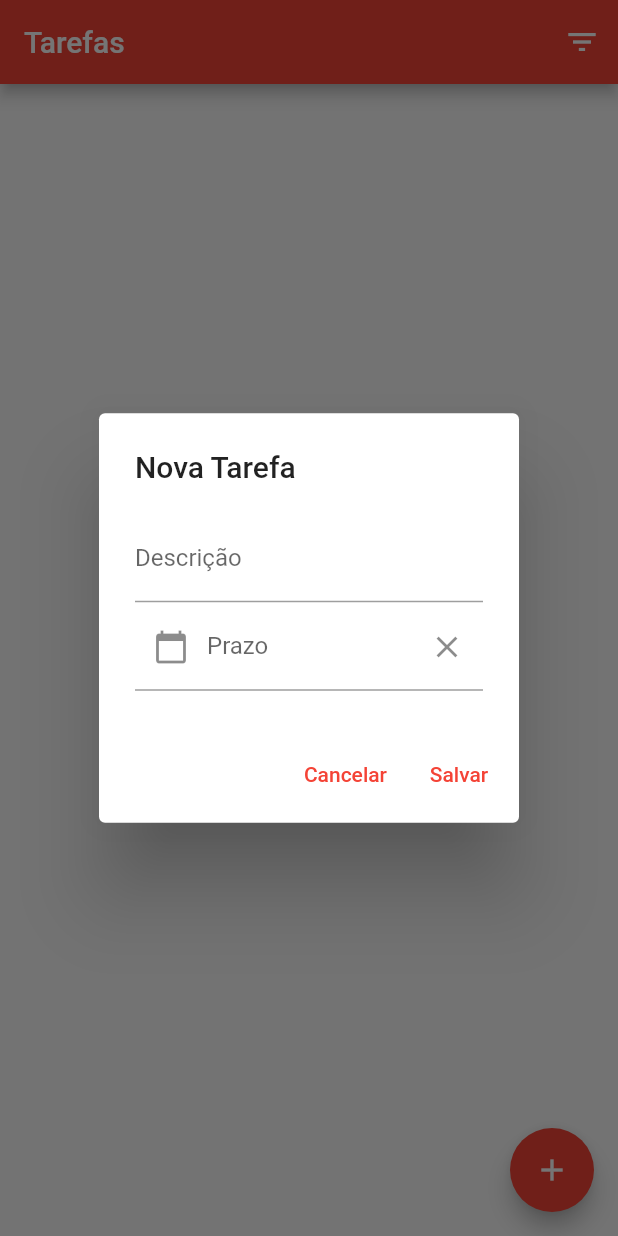
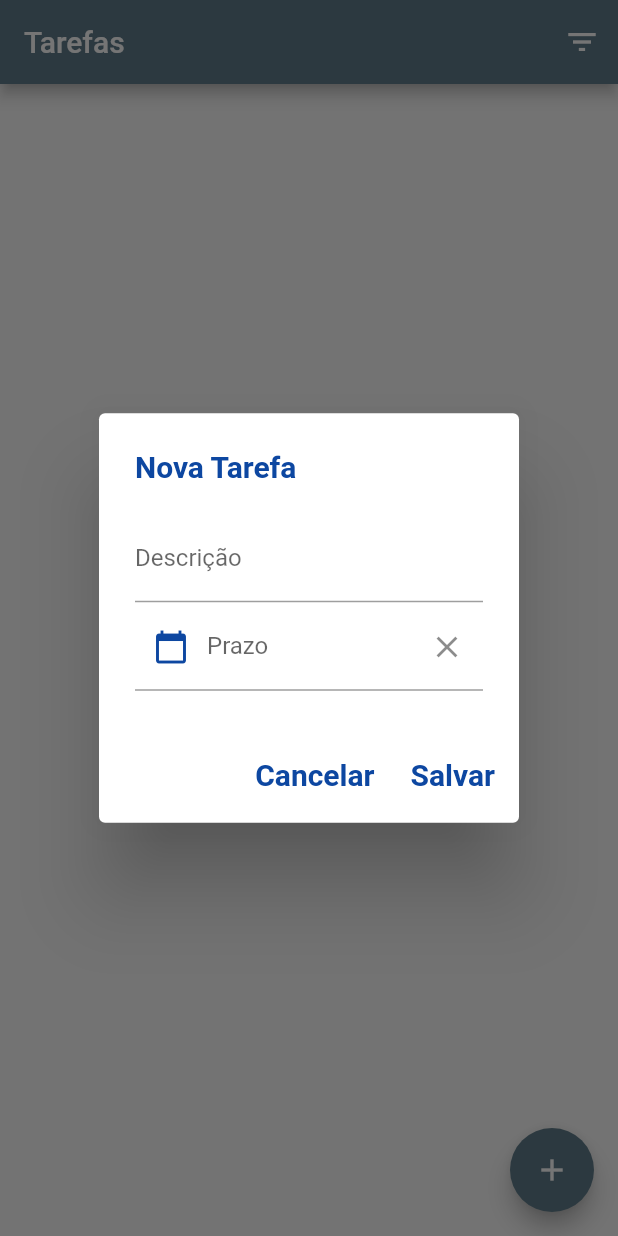
Before and after one commit to GiovaniMarcarini/gerenciador, a Flutter app: the screen it shows after launch, after a tap on the "add" icon, on a phone screen of 412 x 824 dp. Run offline on Flutter 3.47's test engine with Material 2 defaults, Android fonts, the phone set to English and light mode, and no system bars; our stand-ins replace shared_preferences, sqflite; accounts and stored records are empty.

Commit message:
Estilização interface

```diff
--- a/lib/main.dart
+++ b/lib/main.dart
@@ -16,7 +16,7 @@ class MyApp extends StatelessWidget {
       debugShowCheckedModeBanner: false,
       title: 'Cadastro de Tarefas',
       theme: ThemeData(
-        primarySwatch: Colors.red,
+        primarySwatch: Colors.blueGrey,
         primaryColor: Colors.blue.shade900,
       ),
       home: ListaTarefasPage(),
--- a/lib/pages/lista_tarefas_pages.dart
+++ b/lib/pages/lista_tarefas_pages.dart
@@ -73,7 +73,7 @@ class _ListaTarefasPageState extends State<ListaTarefasPage> {
               '${tarefa.id} - ${tarefa.descricao}',
             ),
             subtitle: Text(
-              tarefa.prazoFormatado == '' ? '' : 'Prazo - ${tarefa.prazoFormatado}'
+              tarefa.prazoFormatado == '' ? 'Data não definida' : 'Prazo - ${tarefa.prazoFormatado}'
             ),
           ),
           itemBuilder: (_) => _criarItensMenuPopup(),
@@ -96,11 +96,17 @@ class _ListaTarefasPageState extends State<ListaTarefasPage> {
     PopupMenuItem(
       value: acaoEditar,
       child: Row(
-        children: const [
+        children: [
           Icon(Icons.edit, color: Colors.black),
           Padding(
             padding: EdgeInsets.only(left: 10),
-            child: Text('Editar'),
+            child: Text('Editar',
+              style: TextStyle(
+                fontSize: 20,
+                fontWeight: FontWeight.bold,
+                color: Theme.of(context).primaryColor,
+              ),
+            ),
           ),
         ],
       ),
@@ -108,11 +114,17 @@ class _ListaTarefasPageState extends State<ListaTarefasPage> {
     PopupMenuItem(
       value: acaoExcluir,
       child: Row(
-        children: const [
+        children: [
           Icon(Icons.delete, color: Colors.red),
           Padding(
             padding: EdgeInsets.only(left: 10),
-            child: Text('Excluir'),
+            child: Text('Excluir',
+              style: TextStyle(
+                fontSize: 20,
+                fontWeight: FontWeight.bold,
+                color: Theme.of(context).primaryColor,
+              ),
+            ),
           ),
         ],
       ),
@@ -126,6 +138,11 @@ class _ListaTarefasPageState extends State<ListaTarefasPage> {
       builder: (_) => AlertDialog(
         title: Text(
           tarefa == null ? 'Nova Tarefa' : 'Alterar Tarefa ${tarefa.id}',
+          style: TextStyle(
+            fontSize: 20,
+            fontWeight: FontWeight.bold,
+            color: Theme.of(context).primaryColor,
+          ),
         ),
         content: ConteudoDialogForm(
           key: key,
@@ -133,11 +150,23 @@ class _ListaTarefasPageState extends State<ListaTarefasPage> {
         ),
         actions: [
           TextButton(
-            child: Text('Cancelar'),
+            child: Text('Cancelar',
+              style: TextStyle(
+                fontSize: 20,
+                fontWeight: FontWeight.bold,
+                color: Theme.of(context).primaryColor,
+              ),
+            ),
             onPressed: () => Navigator.pop(context),
           ),
           TextButton(
-            child: Text('Salvar'),
+            child: Text('Salvar',
+              style: TextStyle(
+                fontSize: 20,
+                fontWeight: FontWeight.bold,
+                color: Theme.of(context).primaryColor,
+              ),
+            ),
             onPressed: () {
               if (key.currentState?.dadosValidos() != true) {
                 return;
@@ -162,21 +191,41 @@ class _ListaTarefasPageState extends State<ListaTarefasPage> {
       builder: (_) => AlertDialog(
         title: Row(
           children: [
-            Icon(Icons.warning),
+            Icon(Icons.warning,
+            color: Colors.red,
+            ),
             Padding(
               padding: EdgeInsets.only(left: 10),
-              child: Text('Atenção'),
+              child: Text('Atenção',
+                style: TextStyle(
+                  fontSize: 20,
+                  fontWeight: FontWeight.bold,
+                  color: Theme.of(context).primaryColor,
+                ),
+              ),
             ),
           ],
         ),
         content: Text('Esse registro será removido definitivamente.'),
         actions: [
           TextButton(
-            child: Text('Cancelar'),
+            child: Text('Cancelar',
+              style: TextStyle(
+                fontSize: 20,
+                fontWeight: FontWeight.bold,
+                color: Theme.of(context).primaryColor,
+              ),
+            ),
             onPressed: () => Navigator.pop(context),
           ),
           TextButton(
-            child: Text('OK'),
+            child: Text('OK',
+              style: TextStyle(
+                fontSize: 20,
+                fontWeight: FontWeight.bold,
+                color: Theme.of(context).primaryColor,
+              ),
+            ),
             onPressed: () {
               Navigator.pop(context);
               if (tarefa.id == null) {
--- a/lib/widgets/conteudo_form_dialog.dart
+++ b/lib/widgets/conteudo_form_dialog.dart
@@ -53,7 +53,9 @@ class ConteudoDialogFormState extends State<ConteudoDialogForm> {
             decoration: InputDecoration(
               labelText: 'Prazo',
               prefixIcon: IconButton(
-                icon: Icon(Icons.calendar_today),
+                icon: Icon(Icons.calendar_today,
+                color: Theme.of(context).primaryColor,
+                ),
                 onPressed: _mostrarCalendario,
               ),
               suffixIcon: IconButton(
```
Also changed, not shown: pubspec.lock.
